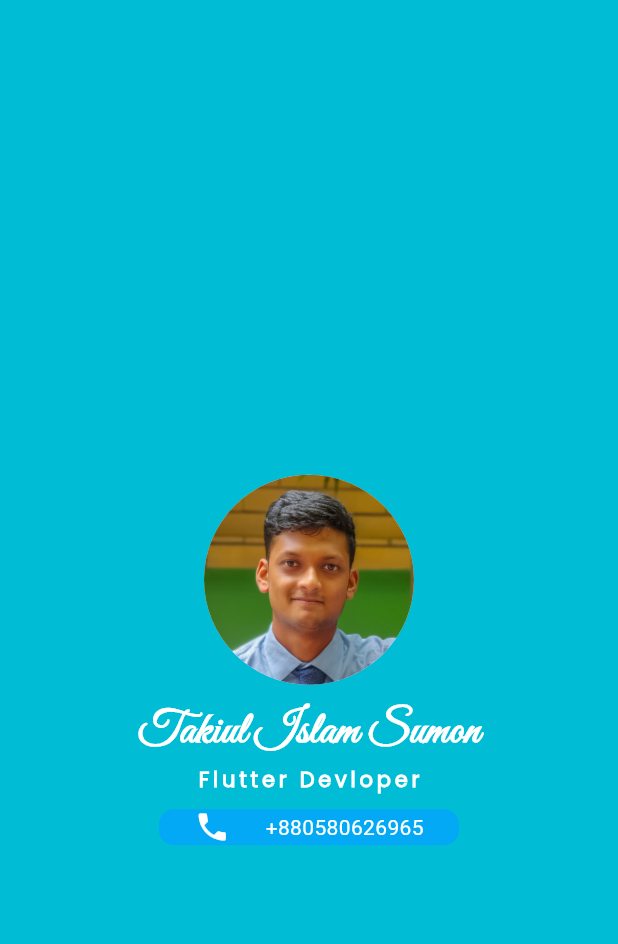
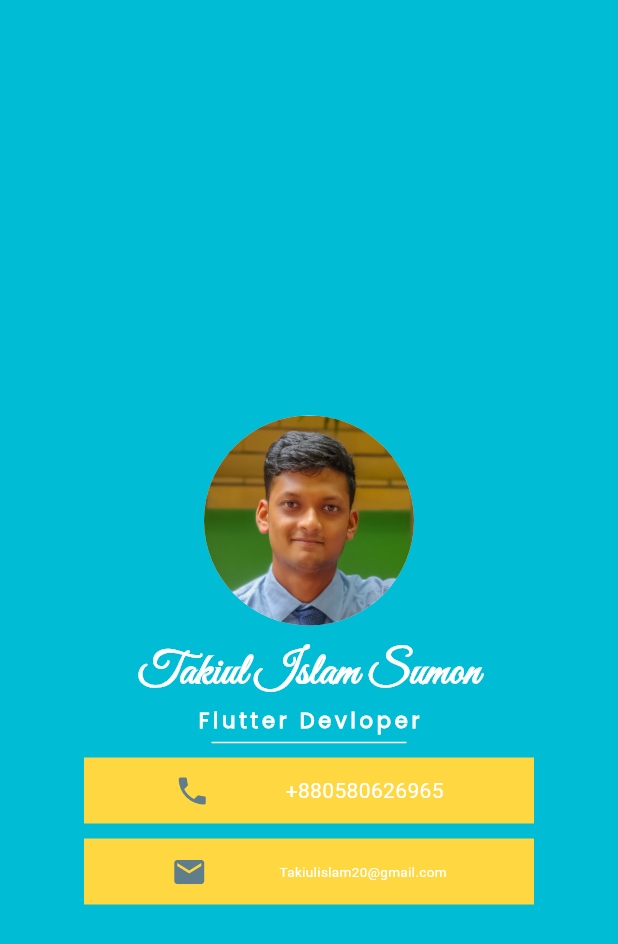
Before and after one commit to takiul-sumon/Business-Card-App, a Flutter app: the screen it shows after launch, on a phone screen of 412 x 824 dp. Shown: the top 944 px of the screen. Run offline on Flutter 3.47's test engine with Material 3 defaults, Android fonts, the phone set to English and light mode, and no system bars.

Commit message:
Business Card

```diff
--- a/lib/main.dart
+++ b/lib/main.dart
@@ -30,11 +30,13 @@ class _MyappState extends State<Myapp> {
         // backgroundColor: Colors.blue,
 
         body: Container(
+          alignment: Alignment.center,
           color: Colors.cyan,
           child: Center(
             child: Column(
               mainAxisAlignment: MainAxisAlignment.center,
-              crossAxisAlignment: CrossAxisAlignment.center,
+              // crossAxisAlignment: CrossAxisAlignment.center,
+
               children: [
                 // CircleAvatar(child: Image.asset('assets/images/less.jpg'),maxRadius: 20,)
                 //  Image.asset('/images/less.jpg',)
@@ -66,8 +68,11 @@ class _MyappState extends State<Myapp> {
                 ),
 
                 SizedBox(
-                  height: 10,
-                ),
+                    height: 10,
+                    width: 130,
+                    child: Divider(
+                      color: Colors.white,
+                    )),
                 // Container(
                 //     height: 50,
                 //     width: 250,
@@ -77,23 +82,58 @@ class _MyappState extends State<Myapp> {
                 //   title: Text("+880580626965",style: TextStyle(color: Colors.white)),
                 //   selectedColor: Colors.deepOrangeAccent,
                 // )
-
+                SizedBox(height: 5),
                 Container(
-                  width: 200,
-                  decoration: BoxDecoration(
-                      borderRadius: BorderRadius.circular(10),
-                      color: Colors.lightBlue),
-                  //  color: Colors.teal,
+                  width: 300,
+                  color: Colors.amberAccent,
+                  // decoration: BoxDecoration(
+                  //     borderRadius: BorderRadius.circular(10),
+                  //     color: Colors.lightBlue),
+                  margin: EdgeInsets.symmetric(vertical: 0, horizontal: 5),
+                  padding: EdgeInsets.all(10),
                   child: Row(
                     mainAxisAlignment: MainAxisAlignment.spaceEvenly,
                     children: [
                       FittedBox(
                           child: Icon(
                         Icons.phone,
-                        color: Colors.white,
+                        color: Colors.blueGrey,
                       )),
                       Text("+880580626965",
-                          style: TextStyle(color: Colors.white))
+                          style: TextStyle(color: Colors.white)),
+                    ],
+                  ),
+                ),
+                SizedBox(
+                  height: 10,
+                ),
+                Container(
+                  width: 300,
+                  // height: 40,
+                  color: Colors.amberAccent,
+                  // decoration: BoxDecoration(
+                  //     borderRadius: BorderRadius.circular(10),
+                  //     color: Colors.lightBlue),
+                  margin: EdgeInsets.symmetric(vertical: 0, horizontal: 5),
+                  padding: EdgeInsets.all(10),
+
+                  child: Row(
+                    mainAxisAlignment: MainAxisAlignment.spaceEvenly,
+                    children: [
+                      FittedBox(
+                          child: Icon(
+                        Icons.mail,
+                        color: Colors.blueGrey,
+                      )),
+                      FittedBox(
+                        child: Text(
+                          "Takiulislam20@gmail.com",
+                          style: TextStyle(
+                            fontSize: 9,
+                            color: Colors.white,
+                          ),
+                        ),
+                      )
                     ],
                   ),
                 )
```
